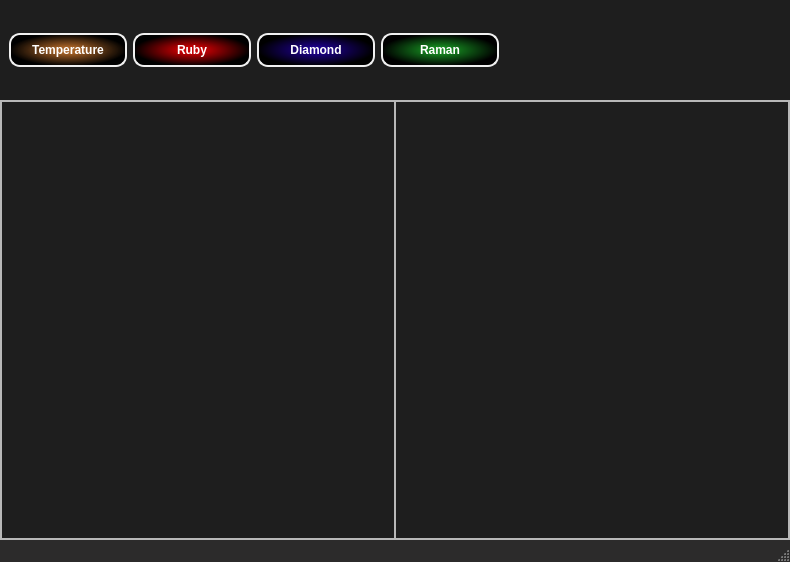
This is T-Rax/UIFiles/T_Rax_MainWindow.ui in CPrescher/T-rax as Qt 5 draws it before an edit. The edited form follows.
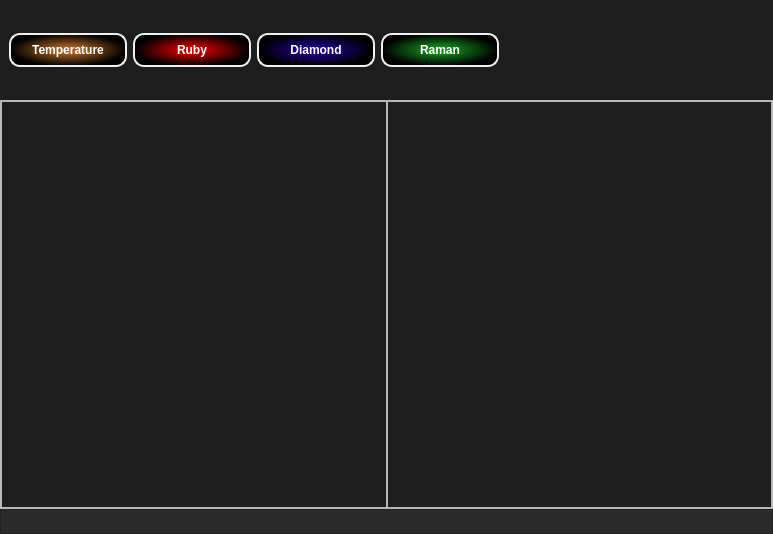
This is the edited form.

Commit message: added a statusbar in the main window where x and y coordinates of the mouse are shown

```diff
--- a/T-Rax/UIFiles/T_Rax_MainWindow.ui
+++ b/T-Rax/UIFiles/T_Rax_MainWindow.ui
@@ -6,8 +6,8 @@
    <rect>
     <x>0</x>
     <y>0</y>
-    <width>790</width>
-    <height>562</height>
+    <width>773</width>
+    <height>534</height>
    </rect>
   </property>
   <property name="sizePolicy">
@@ -26,6 +26,18 @@
 #centralwidget{
     background: rgb(30, 30, 30)
 }
+#status_bar {
+	background: rgb(44, 43, 43);
+
+}
+
+QLabel ,QGroupBox{
+	color: #F1F1F1;
+	font-weight: bold;
+	font-size: 12px;
+}
+
+
 #navigation_frame {
     border: none;
     background: qlineargradient(spread:reflect, x1:0, y1:0.5, x2:0, y2:0, stop:0.114428 rgba(21, 134, 31, 255), stop:0.467662 rgba(12, 80, 18, 255), 
@@ -33,6 +45,7 @@
 }
 
 
+
 QPushButton{
     color:white;
     border-color: black;
@@ -136,7 +149,7 @@
          </property>
          <property name="sizeHint" stdset="0">
           <size>
-           <width>265</width>
+           <width>248</width>
            <height>20</height>
           </size>
          </property>
@@ -183,9 +196,81 @@
       </layout>
      </widget>
     </item>
+    <item>
+     <widget class="QFrame" name="status_bar">
+      <property name="sizePolicy">
+       <sizepolicy hsizetype="Expanding" vsizetype="Maximum">
+        <horstretch>0</horstretch>
+        <verstretch>0</verstretch>
+       </sizepolicy>
+      </property>
+      <property name="maximumSize">
+       <size>
+        <width>16777215</width>
+        <height>25</height>
+       </size>
+      </property>
+      <property name="frameShape">
+       <enum>QFrame::StyledPanel</enum>
+      </property>
+      <property name="frameShadow">
+       <enum>QFrame::Raised</enum>
+      </property>
+      <layout class="QHBoxLayout" name="horizontalLayout_3">
+       <property name="spacing">
+        <number>5</number>
+       </property>
+       <property name="leftMargin">
+        <number>5</number>
+       </property>
+       <property name="topMargin">
+        <number>0</number>
+       </property>
+       <property name="rightMargin">
+        <number>5</number>
+       </property>
+       <property name="bottomMargin">
+        <number>0</number>
+       </property>
+       <item>
+        <widget class="QLabel" name="status_coord_lbl">
+         <property name="text">
+          <string/>
+         </property>
+        </widget>
+       </item>
+       <item>
+        <spacer name="horizontalSpacer_2">
+         <property name="orientation">
+          <enum>Qt::Horizontal</enum>
+         </property>
+         <property name="sizeHint" stdset="0">
+          <size>
+           <width>743</width>
+           <height>20</height>
+          </size>
+         </property>
+        </spacer>
+       </item>
+       <item>
+        <widget class="QLabel" name="status_ds_calib_filename_lbl">
+         <property name="text">
+          <string/>
+         </property>
+        </widget>
+       </item>
+       <item>
+        <widget class="QLabel" name="status_us_calib_filename_lbl">
+         <property name="text">
+          <string/>
+         </property>
+        </widget>
+       </item>
+      </layout>
+     </widget>
+    </item>
    </layout>
   </widget>
-  <widget class="QStatusBar" name="statusbar"/>
  </widget>
  <resources/>
  <connections/>
```
The commit also changes 7 other files.
